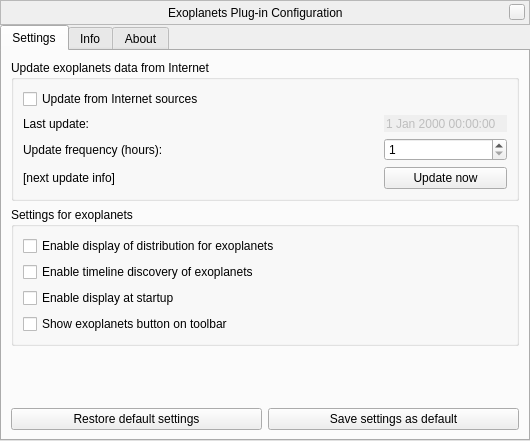
Qt form plugins/Exoplanets/src/gui/exoplanetsDialog.ui (519984307/stellarium_src) before a commit.
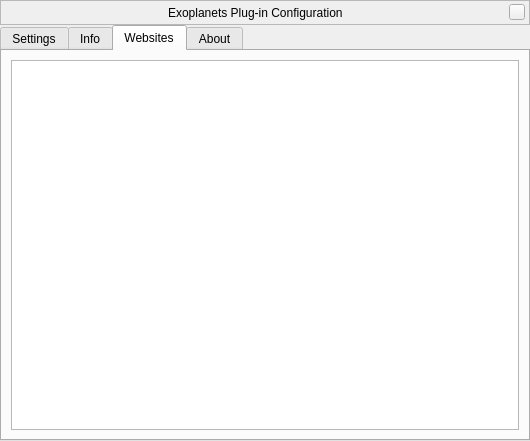
The same form after that commit. The open tabs and pages were chosen to show the change. Custom widgets are drawn as their Qt base class.

Commit message: Exoplanets plugin now can display potential habitable exoplanets

The edit to the form file:
```diff
--- a/plugins/Exoplanets/src/gui/exoplanetsDialog.ui
+++ b/plugins/Exoplanets/src/gui/exoplanetsDialog.ui
@@ -337,6 +337,26 @@
        </item>
       </layout>
      </widget>
+     <widget class="QWidget" name="websitesTab">
+      <attribute name="title">
+       <string comment="tab in plugin windows">Websites</string>
+      </attribute>
+      <layout class="QVBoxLayout" name="verticalLayoutWebsitesBox">
+       <property name="spacing">
+        <number>9</number>
+       </property>
+       <item>
+        <widget class="QTextBrowser" name="websitesTextBrowser">
+         <property name="openExternalLinks">
+          <bool>true</bool>
+         </property>
+         <property name="openLinks">
+          <bool>true</bool>
+         </property>
+        </widget>
+       </item>
+      </layout>
+     </widget>
      <widget class="QWidget" name="aboutTab">
       <attribute name="title">
        <string comment="tab in plugin windows">About</string>
```
The commit also changes 8 other files.
